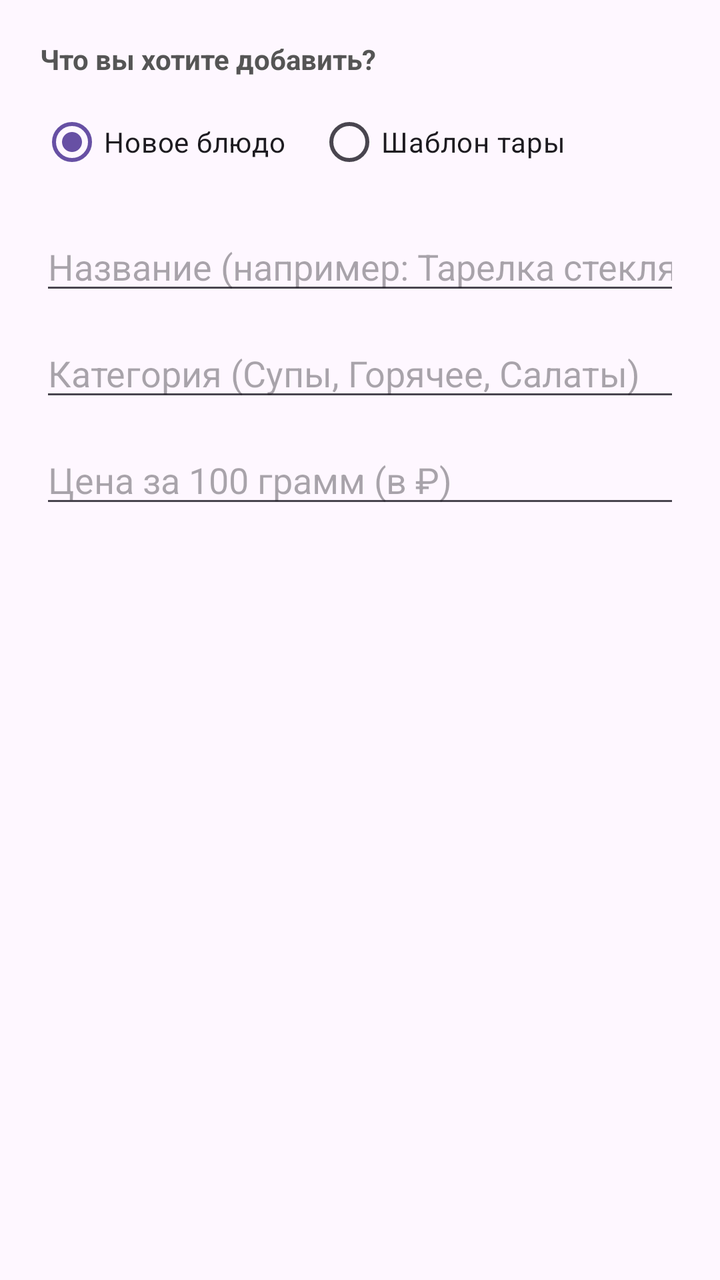
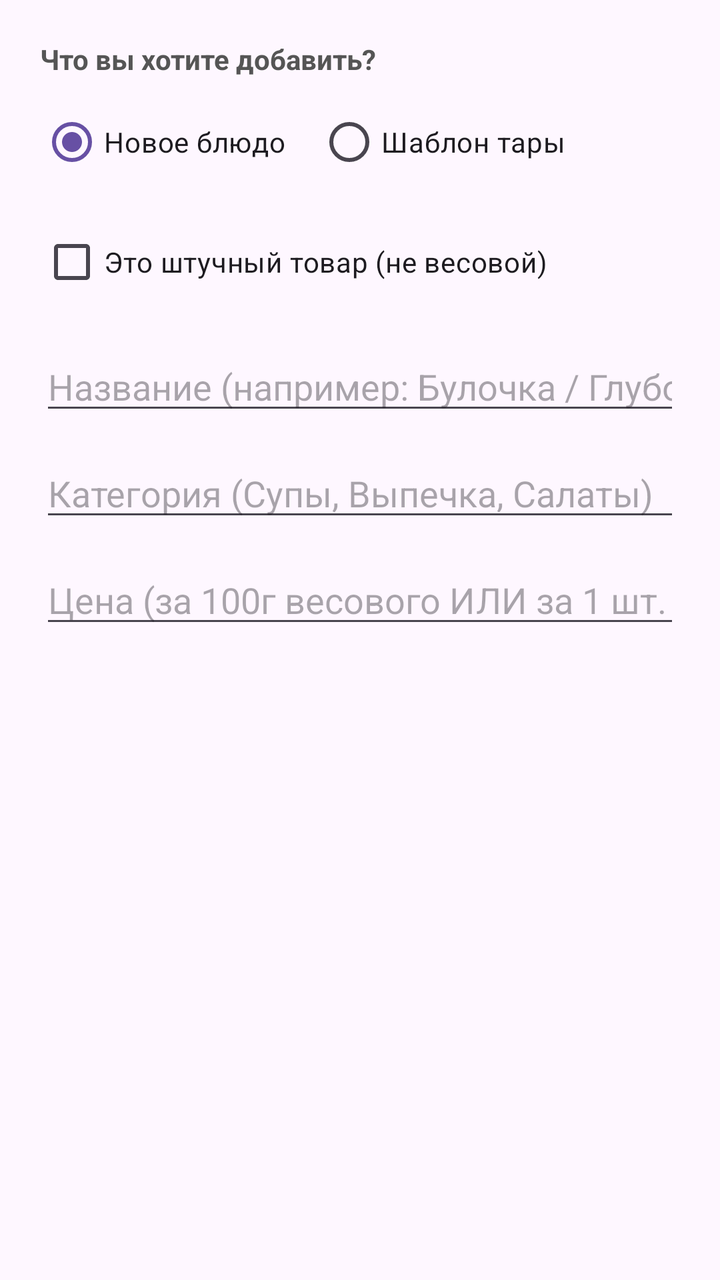

Screens rendered from an Android XML layout before and after an edit, with the pre-edit source and the edit as a unified diff.
<!-- AndroidManifest.xml: application theme Theme.UNIVER -->
<!-- res/layout/dialog_add_dish.xml -->
<?xml version="1.0" encoding="utf-8"?>

<LinearLayout xmlns:android="http://schemas.android.com/apk/res/android"
    android:layout_width="match_parent"
    android:layout_height="wrap_content"
    android:orientation="vertical"
    android:padding="20dp">

    <TextView
        android:layout_width="match_parent"
        android:layout_height="wrap_content"
        android:text="Что вы хотите добавить?"
        android:textStyle="bold"
        android:textSize="14sp"
        android:textColor="#555555"
        android:layout_marginBottom="8dp"/>

    <RadioGroup
        android:id="@+id/rgCreateType"
        android:layout_width="match_parent"
        android:layout_height="wrap_content"
        android:orientation="horizontal"
        android:layout_marginBottom="16dp">
        <RadioButton
            android:id="@+id/rbTypeDish"
            android:layout_width="wrap_content"
            android:layout_height="wrap_content"
            android:text="Новое блюдо"
            android:checked="true"/>
        <RadioButton
            android:id="@+id/rbTypePlate"
            android:layout_width="wrap_content"
            android:layout_height="wrap_content"
            android:layout_marginStart="16dp"
            android:text="Шаблон тары"/>
    </RadioGroup>

    <EditText
        android:id="@+id/etNewDishName"
        android:layout_width="match_parent"
        android:layout_height="wrap_content"
        android:hint="Название (например: Тарелка стеклянная)"
        android:inputType="textCapWords" />

    <EditText
        android:id="@+id/etNewDishCategory"
        android:layout_width="match_parent"
        android:layout_height="wrap_content"
        android:layout_marginTop="12dp"
        android:hint="Категория (Супы, Горячее, Салаты)"
        android:inputType="textCapWords" />

    <EditText
        android:id="@+id/etNewDishPrice100g"
        android:layout_width="match_parent"
        android:layout_height="wrap_content"
        android:layout_marginTop="12dp"
        android:hint="Цена за 100 грамм (в ₽)"
        android:inputType="numberDecimal" />
</LinearLayout>
<!-- resources referenced by this layout -->
<resources>
  <style name="Theme.UNIVER" parent="Base.Theme.UNIVER" />
  <style name="Base.Theme.UNIVER" parent="Theme.Material3.DayNight.NoActionBar">
          
          
      </style>
</resources>

<!-- the commit's change to res/layout/dialog_add_dish.xml (unified diff, before → after) -->
@@ -20,7 +20,7 @@
         android:layout_width="match_parent"
         android:layout_height="wrap_content"
         android:orientation="horizontal"
-        android:layout_marginBottom="16dp">
+        android:layout_marginBottom="12dp">
         <RadioButton
             android:id="@+id/rbTypeDish"
             android:layout_width="wrap_content"
@@ -35,11 +35,21 @@
             android:text="Шаблон тары"/>
     </RadioGroup>
 
+    
+    <CheckBox
+        android:id="@+id/cbIsPieceProduct"
+        android:layout_width="match_parent"
+        android:layout_height="wrap_content"
+        android:layout_marginBottom="16dp"
+        android:text="Это штучный товар (не весовой)"
+        android:textSize="14sp"
+        android:visibility="visible" />
+
     <EditText
         android:id="@+id/etNewDishName"
         android:layout_width="match_parent"
         android:layout_height="wrap_content"
-        android:hint="Название (например: Тарелка стеклянная)"
+        android:hint="Название (например: Булочка / Глубокая тарелка)"
         android:inputType="textCapWords" />
 
     <EditText
@@ -47,7 +57,7 @@
         android:layout_width="match_parent"
         android:layout_height="wrap_content"
         android:layout_marginTop="12dp"
-        android:hint="Категория (Супы, Горячее, Салаты)"
+        android:hint="Категория (Супы, Выпечка, Салаты)"
         android:inputType="textCapWords" />
 
     <EditText
@@ -55,6 +65,6 @@
         android:layout_width="match_parent"
         android:layout_height="wrap_content"
         android:layout_marginTop="12dp"
-        android:hint="Цена за 100 грамм (в ₽)"
+        android:hint="Цена (за 100г весового ИЛИ за 1 шт. штучного)"
         android:inputType="numberDecimal" />
 </LinearLayout>
